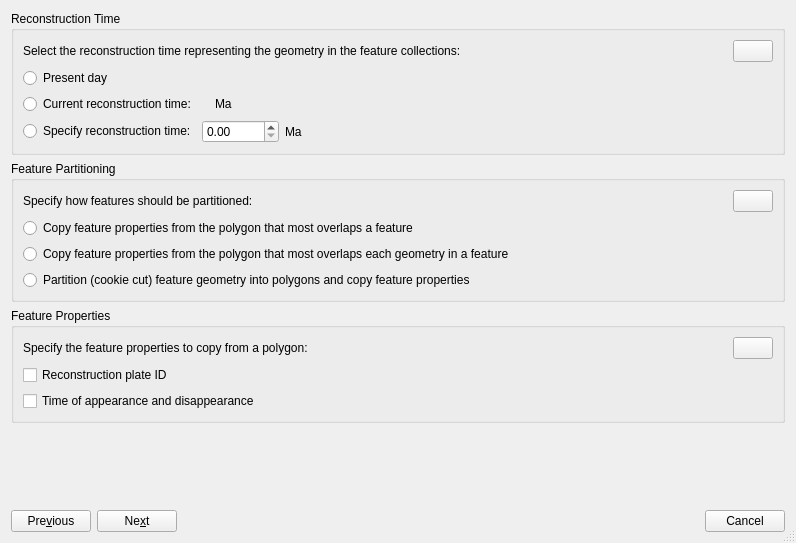
GPlates/GPlates, file src/qt-widgets/AssignReconstructionPlateIdsDialogUi.ui: the form before one commit.
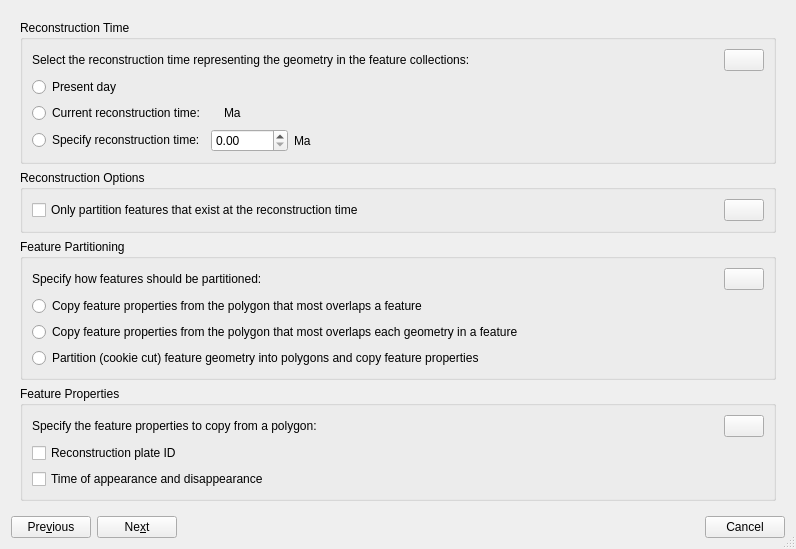
The form after the commit. The open tabs and pages were chosen to show the change. Icons and pictures are not drawn.

Commit message: (trunk) Assign plate ID dialog has option to ignore the time period of the feature(s) being partitioned - for example a feature that is not defined at present day can still have a plate ID assigned by partitioning it with static or topological polygons at present day.

Patch:
```diff
--- a/src/qt-widgets/AssignReconstructionPlateIdsDialogUi.ui
+++ b/src/qt-widgets/AssignReconstructionPlateIdsDialogUi.ui
@@ -6,7 +6,7 @@
     <x>0</x>
     <y>0</y>
     <width>796</width>
-    <height>543</height>
+    <height>549</height>
    </rect>
   </property>
   <property name="windowTitle" >
@@ -237,10 +237,7 @@
       </layout>
      </widget>
      <widget class="QWidget" name="general_options" >
-      <layout class="QVBoxLayout" >
-       <property name="margin" >
-        <number>0</number>
-       </property>
+      <layout class="QVBoxLayout" name="verticalLayout" >
        <item>
         <widget class="QGroupBox" name="group_box_reconstruction_time" >
          <property name="title" >
@@ -422,12 +419,59 @@
          </layout>
         </widget>
        </item>
+       <item>
+        <widget class="QGroupBox" name="group_box_respect_feature_time_period" >
+         <property name="title" >
+          <string>Reconstruction Options</string>
+         </property>
+         <layout class="QGridLayout" name="gridLayout_3" >
+          <item row="0" column="0" >
+           <widget class="QCheckBox" name="check_box_respect_feature_time_period" >
+            <property name="text" >
+             <string>Only partition features that exist at the reconstruction time</string>
+            </property>
+           </widget>
+          </item>
+          <item row="0" column="1" >
+           <layout class="QHBoxLayout" name="horizontalLayout_6" >
+            <item>
+             <spacer>
+              <property name="orientation" >
+               <enum>Qt::Horizontal</enum>
+              </property>
+              <property name="sizeHint" stdset="0" >
+               <size>
+                <width>40</width>
+                <height>20</height>
+               </size>
+              </property>
+             </spacer>
+            </item>
+            <item>
+             <widget class="QPushButton" name="push_button_help_respect_feature_time_period" >
+              <property name="toolTip" >
+               <string>What does this mean?</string>
+              </property>
+              <property name="text" >
+               <string/>
+              </property>
+              <property name="icon" >
+               <iconset resource="../qt-resources/qt_widgets.qrc" >
+                <normaloff>:/human_help_browser_16.png</normaloff>:/human_help_browser_16.png</iconset>
+              </property>
+             </widget>
+            </item>
+           </layout>
+          </item>
+         </layout>
+        </widget>
+       </item>
        <item>
         <widget class="QGroupBox" name="partition_options" >
          <property name="title" >
           <string>Feature Partitioning</string>
          </property>
-         <layout class="QGridLayout" name="gridLayout_3" >
+         <layout class="QGridLayout" name="gridLayout_4" >
           <item row="0" column="0" >
            <widget class="QLabel" name="label_partition_options" >
             <property name="text" >
```
Left out of the diff: 6 changed lines with no effect on the pictures. The commit also changes 12 other files.
